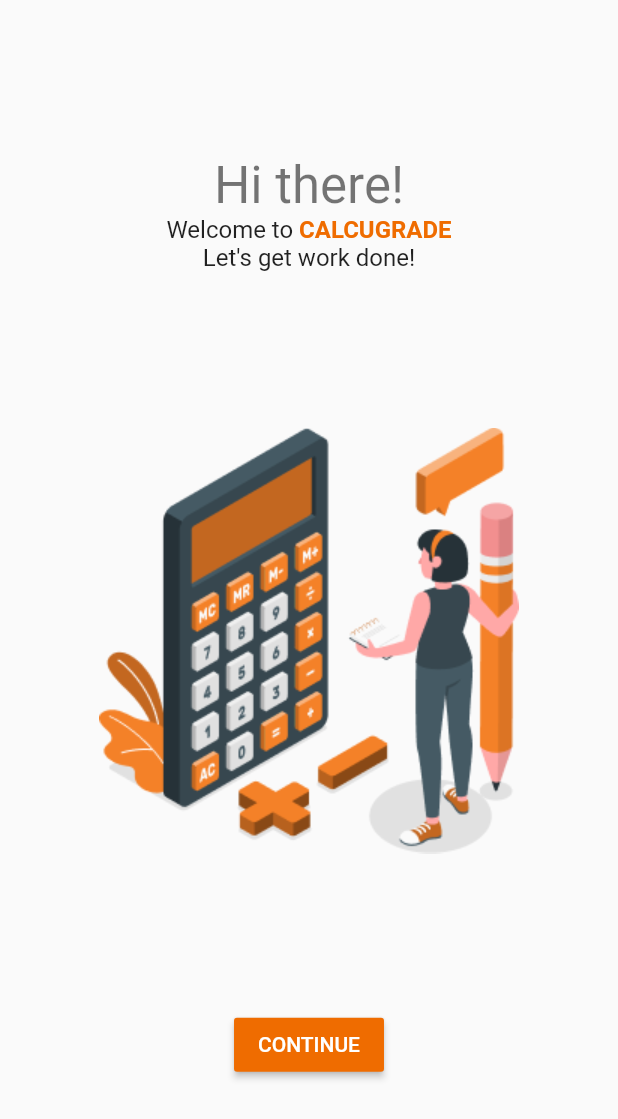
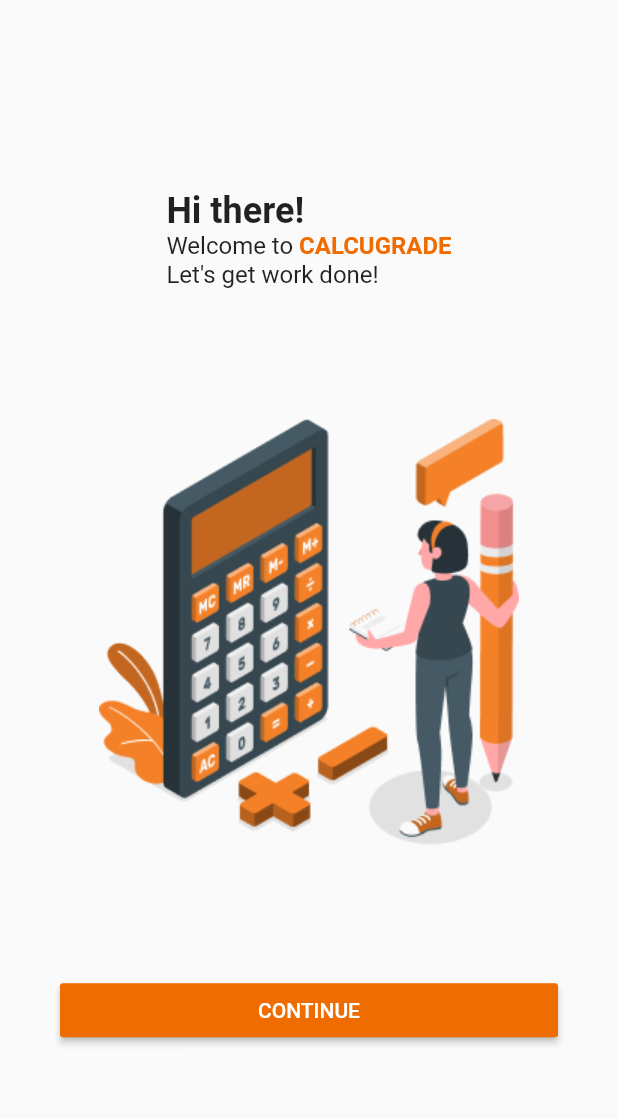
Before and after one commit to Jojojoaaaa/CalcuGrade, a Flutter app: the screen it shows after launch, on a phone screen of 412 x 824 dp. Shown: the top 1119 px of the screen. Run offline on Flutter 3.47's test engine with Material 2 defaults, Android fonts, the phone set to English and light mode, and no system bars.

Commit message:
home screen optimization
- converted widgets into reusable
- optimized themes

```diff
--- a/lib/main.dart
+++ b/lib/main.dart
@@ -16,6 +16,10 @@
 
         // Define the default font family.
         fontFamily: 'Roboto',
+
+        textTheme: TextTheme(
+          headline5: TextStyle(fontWeight: FontWeight.bold),
+        ),
       ),
       home: Home(),
     );
--- a/lib/screens/home/home.dart
+++ b/lib/screens/home/home.dart
@@ -1,48 +1,44 @@
 import 'package:flutter/material.dart';
 
 import 'package:calcugrade/widgets/buttons/route_buttons.dart';
+import 'package:calcugrade/screens/home/local_widgets/parent_text.dart';
 import 'package:calcugrade/screens/students/students.dart';
 
 class Home extends StatelessWidget {
+  final String headline = "Hi there!\n";
+  final String subheader = "Welcome to ";
+  final String highlight = "CALCUGRADE\n";
+  final String subheader2 = "Let's get work done!";
+  final TextStyle highlightStyle =
+      TextStyle(fontWeight: FontWeight.bold, color: Colors.orange[800]);
   @override
   Widget build(BuildContext context) {
     return Scaffold(
       body: Center(
+          child: Padding(
+        padding: EdgeInsets.all(40),
         child: Column(
           mainAxisAlignment: MainAxisAlignment.spaceEvenly,
           children: <Widget>[
-            Column(
-              mainAxisAlignment: MainAxisAlignment.start,
-              textDirection: TextDirection.ltr,
+            ParentText(
+              text: headline,
+              style: Theme.of(context).textTheme.headline5,
               children: [
-                Text(
-                  "Hi there!",
-                  style: Theme.of(context).textTheme.headline4,
-                ),
-                Text.rich(
-                  TextSpan(
-                    text: 'Welcome to ',
-                    style: Theme.of(context).textTheme.subtitle1,
-                    children: <TextSpan>[
-                      TextSpan(
-                          text: 'CALCUGRADE',
-                          style: TextStyle(
-                              fontWeight: FontWeight.bold,
-                              color: Colors.orange[800])),
-                    ],
-                  ),
-                ),
-                Text(
-                  "Let's get work done!",
-                  style: Theme.of(context).textTheme.subtitle1,
-                )
+                ParentText.getTextSpan(
+                    subheader,
+                    Theme.of(context).textTheme.subtitle1,
+                    [ParentText.getTextSpan(highlight, highlightStyle, [])]),
+                ParentText.getTextSpan(
+                    subheader2, Theme.of(context).textTheme.subtitle1, [])
               ],
             ),
             Image(image: AssetImage('assets/home/calcugrade.png')),
-            RouteButton(lable: "CONTINUE", screen: Students()),
+            SizedBox(
+                width: double.infinity,
+                child: RouteButton(lable: "CONTINUE", screen: Students())),
           ],
         ),
-      ),
+      )),
     );
   }
 }
--- /dev/null
+++ b/lib/screens/home/local_widgets/parent_text.dart
@@ -0,0 +1,18 @@
+import 'package:flutter/material.dart';
+
+class ParentText extends StatelessWidget {
+  ParentText({Key key, @required this.text, this.style, this.children})
+      : super(key: key);
+  final String text;
+  final TextStyle style;
+  final List<TextSpan> children;
+
+  static getTextSpan(String tsText, TextStyle tsStyle, List<TextSpan> tsChildren) {
+    return TextSpan(text: tsText, style: tsStyle, children: tsChildren);
+  }
+
+  @override
+  Widget build(BuildContext context) {
+    return Text.rich(TextSpan(text: text, style: style, children: children));
+  }
+}
```
